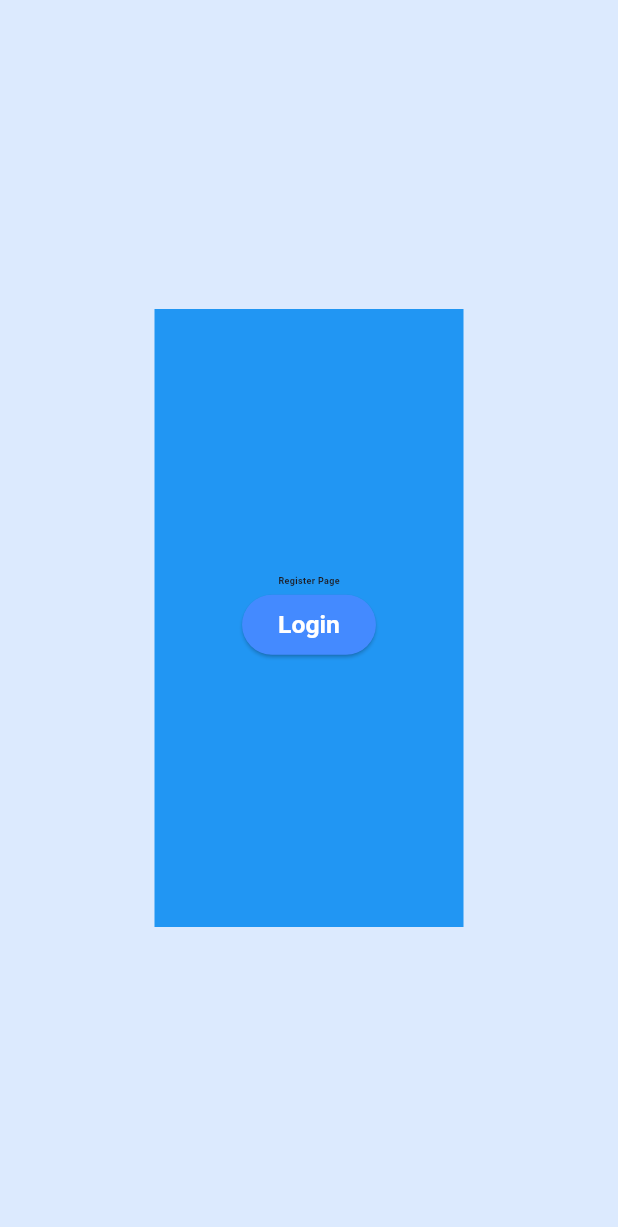
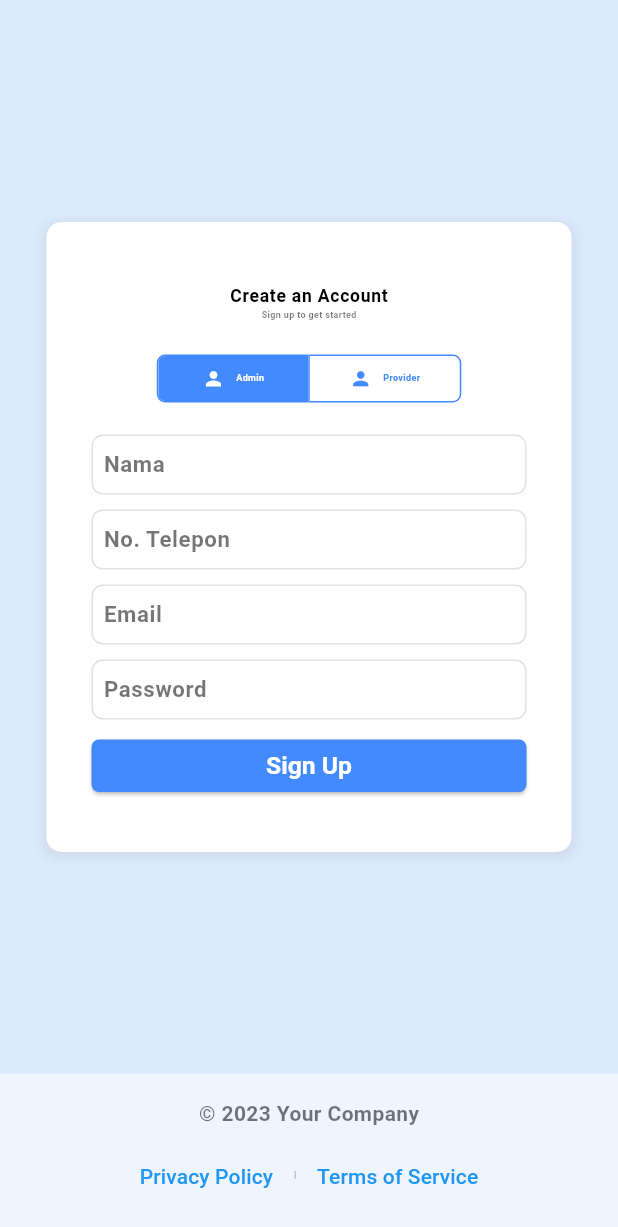
Before and after one commit to izasoerya/sehattek-app, a Flutter app: the RegisterPageDesktop widget shown alone on an empty page, opened directly, on a phone screen of 412 x 824 dp. Shown: the top 1227 px of the screen. Run offline on Flutter 3.47's test engine with Material 3 defaults, Android fonts, the light colour scheme and no system bars; our stand-ins replace flutter_bloc, flutter_dotenv, go_router, responsive_framework, sizer, supabase_flutter; accounts and stored records are empty.

Commit message:
ui register page

```diff
--- a/lib/presentation/pages/auth/desktop/register_page_desktop.dart
+++ b/lib/presentation/pages/auth/desktop/register_page_desktop.dart
@@ -1,32 +1,136 @@
 import 'package:flutter/material.dart';
+import 'package:sehattek_app/core/widgets/atom/button_general.dart';
+import 'package:sehattek_app/core/widgets/atom/text_input.dart';
+import 'package:sehattek_app/core/widgets/atom/toggle_button_general.dart';
+import 'package:sehattek_app/core/widgets/molecule/footer.dart';
 import 'package:sehattek_app/presentation/router/router.dart';
 
-class RegisterPageDesktop extends StatelessWidget {
+class RegisterPageDesktop extends StatefulWidget {
   const RegisterPageDesktop({super.key});
 
   @override
+  State<RegisterPageDesktop> createState() => _RegisterPageDesktopState();
+}
+
+class _RegisterPageDesktopState extends State<RegisterPageDesktop> {
+  final _name = TextEditingController();
+  final _phone = TextEditingController();
+  final _email = TextEditingController();
+  final _password = TextEditingController();
+
+  @override
   Widget build(BuildContext context) {
-    return Center(
+    return Column(
+      children: [
+        Flexible(
+          child: Center(
             child: Container(
-        width: MediaQuery.of(context).size.width * 0.5,
-        height: MediaQuery.of(context).size.height * 0.5,
-        color: Colors.blue,
-        child: Center(
+              width: 350,
+              height: 420,
+              padding: const EdgeInsets.symmetric(horizontal: 30, vertical: 40),
+              decoration: BoxDecoration(
+                color: Colors.white,
+                borderRadius: BorderRadius.circular(10),
+                boxShadow: [
+                  BoxShadow(
+                    color: Colors.grey.withValues(alpha: 0.2),
+                    spreadRadius: 2,
+                    blurRadius: 5,
+                    offset: const Offset(0, 2),
+                  ),
+                ],
+              ),
               child: Column(
                 mainAxisAlignment: MainAxisAlignment.center,
                 children: [
+                  Column(
+                    children: [
                       Text(
-                'Register Page',
-                style: ThemeData().textTheme.bodyMedium,
+                        'Create an Account',
+                        style: Theme.of(context).textTheme.bodyLarge,
                       ),
-              ElevatedButton(
+                      Text(
+                        'Sign up to get started',
+                        style: Theme.of(context).textTheme.bodyMedium,
+                      ),
+                    ],
+                  ),
+                  const Spacer(),
+                  const ToggleButtonGeneral(),
+                  const Spacer(),
+                  TextInput(
+                    controller: _name,
+                    label: 'Nama',
+                    hintText: 'Nama',
+                    type: TextInputType.name,
+                  ),
+                  const SizedBox(height: 10),
+                  TextInput(
+                    controller: _phone,
+                    label: 'No. Telepon',
+                    hintText: 'No. Telepon',
+                    type: TextInputType.number,
+                  ),
+                  const SizedBox(height: 10),
+                  TextInput(
+                    controller: _email,
+                    label: 'Email',
+                    hintText: 'Email',
+                    type: TextInputType.emailAddress,
+                  ),
+                  const SizedBox(height: 10),
+                  TextInput(
+                    controller: _password,
+                    label: 'Password',
+                    hintText: 'Password',
+                    type: TextInputType.visiblePassword,
+                  ),
+                  const Spacer(),
+                  ButtonGeneral(
+                    label: const Text('Sign Up'),
                     onPressed: () => router.go('/login'),
-                child: const Text('Login'),
                   ),
                 ],
               ),
             ),
           ),
+        ),
+        const Footer(), // Footer always at the bottom
+      ],
     );
   }
 }
+
+class AuthSeparator extends StatelessWidget {
+  const AuthSeparator({super.key});
+
+  @override
+  Widget build(BuildContext context) {
+    return SizedBox(
+      height: 30,
+      child: Row(
+        children: [
+          Expanded(
+            child: Divider(
+              color: Colors.grey.withValues(alpha: 0.5),
+              thickness: 1,
+            ),
+          ),
+          Padding(
+            padding: const EdgeInsets.symmetric(horizontal: 8.0),
+            child: Text(
+              'Have Google Account?',
+              style: Theme.of(context).textTheme.bodySmall,
+            ),
+          ),
+          Expanded(
+            child: Divider(
+              color: Colors.grey.withValues(alpha: 0.5),
+              thickness: 1,
+            ),
+          ),
+        ],
+      ),
+    );
+  }
+}
```
Lines whose indentation alone changed are shown as unchanged.
